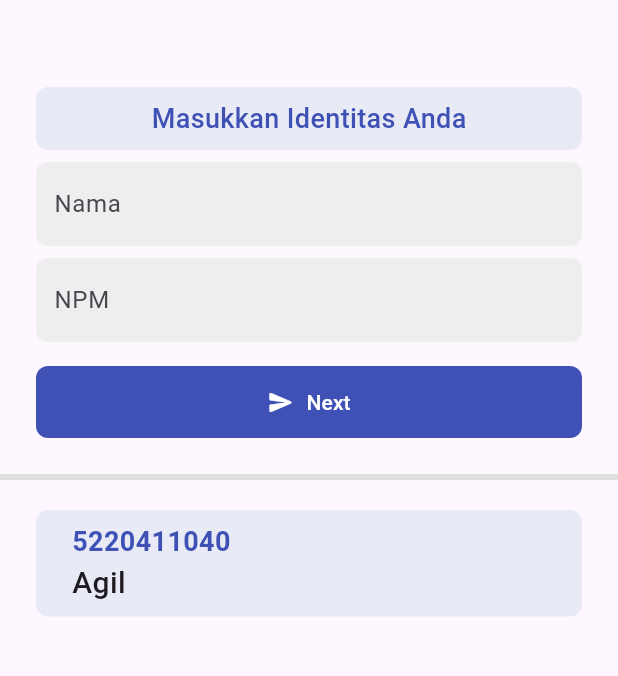
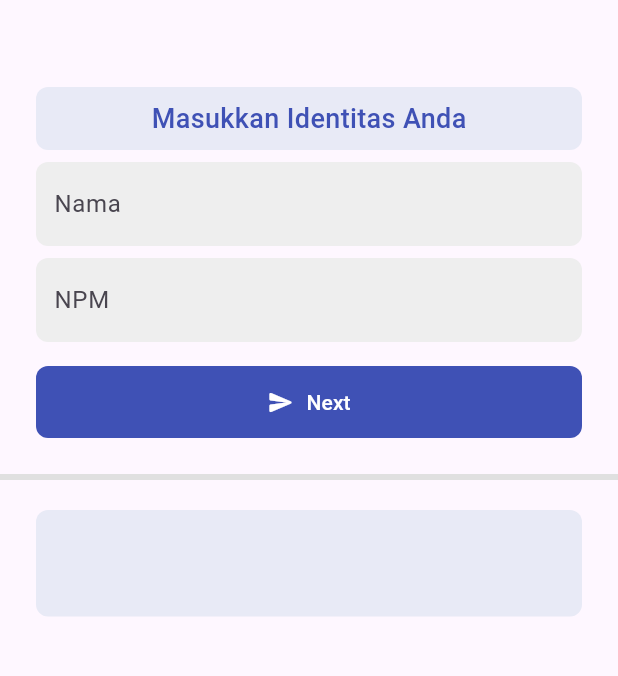
Before and after one commit to Agilistikmal/uty-mobile-web-service, a Flutter app: the screen it shows after launch, after a tap on "Next", on a phone screen of 412 x 824 dp, the part 84-760 px from its top. Run offline on Flutter 3.47's test engine with Material 3 defaults, Android fonts, the phone set to English and light mode, and no system bars.

Commit message:
Implementing Input

```diff
--- a/widget_app/lib/screen/home_screen.dart
+++ b/widget_app/lib/screen/home_screen.dart
@@ -9,12 +9,26 @@ class HomeScreen extends StatefulWidget {
 }
 
 class _HomeScreenState extends State<HomeScreen> {
+  // Sebagai control dan untuk mengambil nilai TextField
+  final npmController = TextEditingController();
+  final nameController = TextEditingController();
+
+  // Menyimpan list data
   List<Data> dataList = [];
 
+  // Untuk menambahkan data ke list
   void addToDataList(String npm, String name) {
     setState(() {
       dataList.add(Data(npm: npm, name: name));
     });
+  }
+
+  // Untuk membersihkan TextField saat state dimuat baru
+  @override
+  void dispose() {
+    npmController.dispose();
+    nameController.dispose();
+    super.dispose();
   }
 
   @override
@@ -66,11 +80,11 @@ class _HomeScreenState extends State<HomeScreen> {
                 borderRadius: BorderRadius.circular(8),
                 color: Colors.grey.shade200,
               ),
-              child: const Padding(
-                  padding: EdgeInsets.symmetric(horizontal: 12),
+              child: Padding(
+                  padding: const EdgeInsets.symmetric(horizontal: 12),
                   child: TextField(
                     // Untuk styling TextField menggunakan InputDecoration
-                    decoration: InputDecoration(
+                    decoration: const InputDecoration(
                       // LabelText adalah judul dari inputan
                       labelText: "Nama",
                       // HintText adalah placeholder/bantuan pengisian data
@@ -80,6 +94,7 @@ class _HomeScreenState extends State<HomeScreen> {
                         borderSide: BorderSide.none,
                       ),
                     ),
+                    controller: nameController,
                   )),
             ),
           ),
@@ -92,16 +107,17 @@ class _HomeScreenState extends State<HomeScreen> {
                 borderRadius: BorderRadius.circular(8),
                 color: Colors.grey.shade200,
               ),
-              child: const Padding(
-                  padding: EdgeInsets.symmetric(horizontal: 12),
+              child: Padding(
+                  padding: const EdgeInsets.symmetric(horizontal: 12),
                   child: TextField(
-                    decoration: InputDecoration(
+                    decoration: const InputDecoration(
                       labelText: "NPM",
                       hintText: "Masukkan NPM...",
                       border: UnderlineInputBorder(
                         borderSide: BorderSide.none,
                       ),
                     ),
+                    controller: npmController,
                   )),
             ),
           ),
@@ -117,7 +133,13 @@ class _HomeScreenState extends State<HomeScreen> {
               ),
               child: TextButton(
                 // Saat Tombol di klik, maka akan mengubah state dan menampilkan datanya di section bawah ini.
-                onPressed: () => {addToDataList("5220411040", "Agil")},
+                onPressed: () => {
+                  // Menambahkan data ke list
+                  addToDataList(npmController.text, nameController.text),
+                  // Menghapus value npm dan nama dari textfield
+                  npmController.clear(),
+                  nameController.clear()
+                },
                 // Menggunakan row agar icon dan text tampil secara horizontal
                 child: const Row(
                   // Main axis alignment center berarti semua konten didalam row akan berada di tengah
@@ -148,8 +170,11 @@ class _HomeScreenState extends State<HomeScreen> {
           Expanded(
             child: ListView.builder(
               padding: const EdgeInsets.symmetric(horizontal: 24),
+              // itemCount adalah jumlah dari item yang akan dibuat, disini menggunakan length dari list agar dinamis
               itemCount: dataList.length,
+              // itemBuilder adalah widget yang akan dibuat untuk setiap perulangan sesuai jumlah itemCount
               itemBuilder: (context, index) {
+                // Mengambil data dari list sesuai index
                 final data = dataList[index];
                 return Padding(
                   padding: const EdgeInsets.symmetric(vertical: 4),
```
Also changed, not shown: assets/insert-1.jpg (added), assets/insert-2.jpg (added), assets/insert-3.jpg (added), 1 other file.
